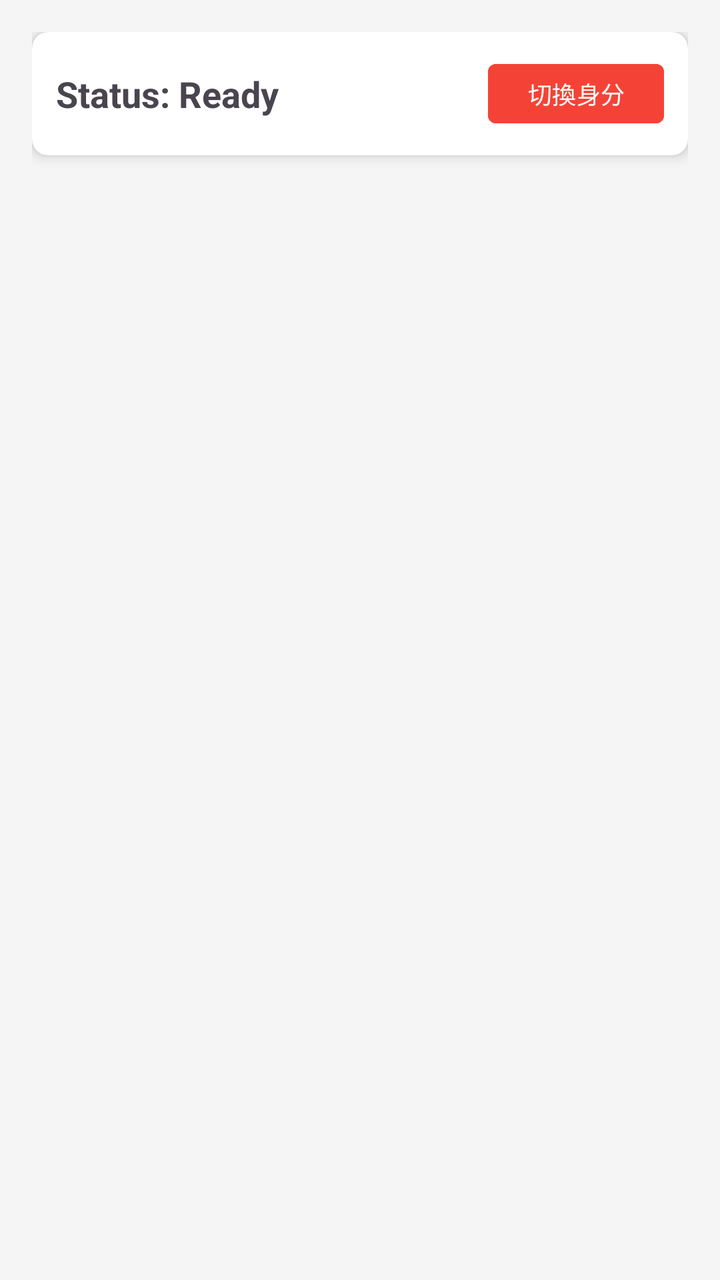
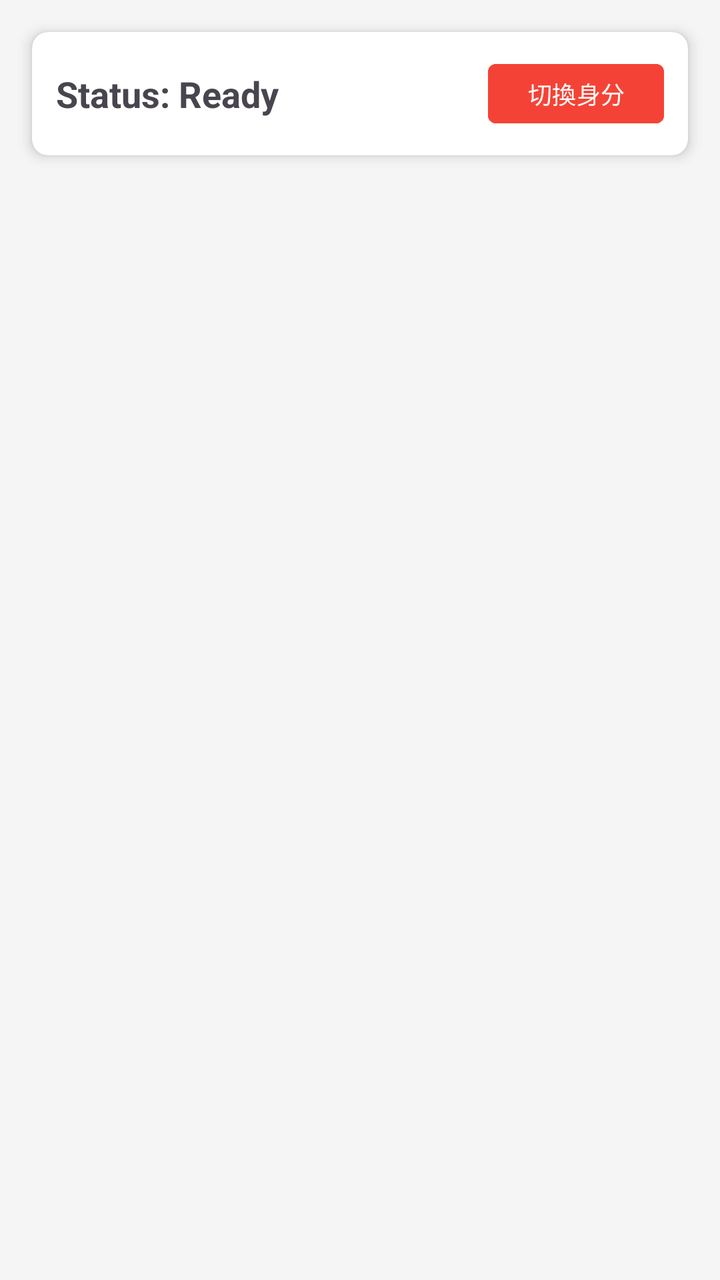

Two renders of the same Android screen: before a commit and after it. Below are the layout's source before the change and the commit's diff.
<!-- AndroidManifest.xml: application theme Theme.Bluetooth -->
<!-- res/layout/activity_main.xml -->
<?xml version="1.0" encoding="utf-8"?>
<androidx.constraintlayout.widget.ConstraintLayout xmlns:android="http://schemas.android.com/apk/res/android"
    xmlns:app="http://schemas.android.com/apk/res-auto"
    xmlns:tools="http://schemas.android.com/tools"
    android:id="@+id/main"
    android:layout_width="match_parent"
    android:layout_height="match_parent"
    android:background="#F5F5F5"
    android:padding="16dp"
    tools:context=".MainActivity">

    
    <androidx.cardview.widget.CardView
        android:id="@+id/top_bar"
        android:layout_width="match_parent"
        android:layout_height="wrap_content"
        app:cardCornerRadius="8dp"
        app:cardElevation="4dp"
        app:layout_constraintTop_toTopOf="parent">

        <androidx.constraintlayout.widget.ConstraintLayout
            android:layout_width="match_parent"
            android:layout_height="wrap_content"
            android:padding="12dp">

            <TextView
                android:id="@+id/status_textview"
                android:layout_width="0dp"
                android:layout_height="wrap_content"
                android:text="Status: Ready"
                android:textAppearance="@style/TextAppearance.AppCompat.Medium"
                android:textStyle="bold"
                app:layout_constraintBottom_toBottomOf="parent"
                app:layout_constraintEnd_toStartOf="@+id/back_to_role_selection"
                app:layout_constraintStart_toStartOf="parent"
                app:layout_constraintTop_toTopOf="parent" />

            <Button
                android:id="@+id/back_to_role_selection"
                android:layout_width="wrap_content"
                android:layout_height="wrap_content"
                android:backgroundTint="#F44336"
                android:minHeight="0dp"
                android:paddingLeft="12dp"
                android:paddingTop="6dp"
                android:paddingRight="12dp"
                android:paddingBottom="6dp"
                android:text="切換身分"
                android:textColor="#FFFFFF"
                android:textSize="12sp"
                app:cornerRadius="4dp"
                app:layout_constraintBottom_toBottomOf="parent"
                app:layout_constraintEnd_toEndOf="parent"
                app:layout_constraintTop_toTopOf="parent" />

        </androidx.constraintlayout.widget.ConstraintLayout>
    </androidx.cardview.widget.CardView>

    
    <androidx.constraintlayout.widget.Group
        android:id="@+id/student_group"
        android:layout_width="wrap_content"
        android:layout_height="wrap_content"
        android:visibility="gone"
        app:constraint_referenced_ids="student_card" />

    <androidx.cardview.widget.CardView
        android:id="@+id/student_card"
        android:layout_width="match_parent"
        android:layout_height="wrap_content"
        android:layout_marginTop="16dp"
        android:visibility="gone"
        app:cardCornerRadius="12dp"
        app:cardElevation="2dp"
        app:layout_constraintTop_toBottomOf="@id/top_bar">

        <LinearLayout
            android:layout_width="match_parent"
            android:layout_height="wrap_content"
            android:orientation="vertical"
            android:padding="20dp">

            <TextView
                android:layout_width="wrap_content"
                android:layout_height="wrap_content"
                android:text="點名簽到"
                android:textColor="#333333"
                android:textSize="20sp"
                android:textStyle="bold" />

            <TextView
                android:layout_width="wrap_content"
                android:layout_height="wrap_content"
                android:layout_marginTop="8dp"
                android:text="請依照格式輸入：學號+姓名(自動儲存)"
                android:textColor="#666666"
                android:textSize="14sp" />

            <EditText
                android:id="@+id/message_edittext"
                android:layout_width="match_parent"
                android:layout_height="wrap_content"
                android:layout_marginTop="12dp"
                android:background="@android:drawable/edit_text"
                android:hint="12345678ＯＯＯ"
                android:inputType="textShortMessage"
                android:maxLength="20"
                android:padding="12dp" />

            <Button
                android:id="@+id/broadcast_button"
                android:layout_width="match_parent"
                android:layout_height="60dp"
                android:layout_marginTop="20dp"
                android:backgroundTint="#2196F3"
                android:text="發送簽到訊息"
                android:textAllCaps="false"
                android:textColor="#FFFFFF"
                android:textSize="18sp"
                android:textStyle="bold"
                app:cornerRadius="12dp" />
        </LinearLayout>
    </androidx.cardview.widget.CardView>

    
    <androidx.constraintlayout.widget.Group
        android:id="@+id/teacher_group"
        android:layout_width="wrap_content"
        android:layout_height="wrap_content"
        android:visibility="gone"
        app:constraint_referenced_ids="teacher_controls_card,received_header,devices_listview,export_csv_button" />

    <androidx.cardview.widget.CardView
        android:id="@+id/teacher_controls_card"
        android:layout_width="match_parent"
        android:layout_height="wrap_content"
        android:layout_marginTop="16dp"
        android:visibility="gone"
        app:cardCornerRadius="12dp"
        app:cardElevation="2dp"
        app:layout_constraintTop_toBottomOf="@id/top_bar">

        <LinearLayout
            android:layout_width="match_parent"
            android:layout_height="wrap_content"
            android:orientation="vertical"
            android:padding="16dp">

            <ToggleButton
                android:id="@+id/scan_toggle_button"
                android:layout_width="match_parent"
                android:layout_height="wrap_content"
                android:backgroundTint="#3F51B5"
                android:textColor="#FFFFFF"
                android:textOff="開始接收點名"
                android:textOn="停止接收" />

            <Button
                android:id="@+id/go_to_heatmap_button"
                android:layout_width="match_parent"
                android:layout_height="wrap_content"
                android:layout_marginTop="8dp"
                android:backgroundTint="#FF9800"
                android:text="查看學生熱點圖"
                app:cornerRadius="8dp" />
        </LinearLayout>
    </androidx.cardview.widget.CardView>

    <TextView
        android:id="@+id/received_header"
        android:layout_width="wrap_content"
        android:layout_height="wrap_content"
        android:layout_marginTop="16dp"
        android:text="接收到的訊息列表："
        android:textStyle="bold"
        android:visibility="gone"
        app:layout_constraintTop_toBottomOf="@id/teacher_controls_card"
        app:layout_constraintStart_toStartOf="parent" />

    <Button
        android:id="@+id/export_csv_button"
        style="@style/Widget.AppCompat.Button.Small"
        android:layout_width="wrap_content"
        android:layout_height="wrap_content"
        android:text="匯出 CSV"
        android:visibility="gone"
        app:layout_constraintEnd_toEndOf="parent"
        app:layout_constraintTop_toTopOf="@id/received_header"
        app:layout_constraintBottom_toBottomOf="@id/received_header" />

    <ListView
        android:id="@+id/devices_listview"
        android:layout_width="0dp"
        android:layout_height="0dp"
        android:layout_marginTop="8dp"
        android:background="#FFFFFF"
        android:divider="#EEEEEE"
        android:dividerHeight="1dp"
        android:visibility="gone"
        app:layout_constraintBottom_toBottomOf="parent"
        app:layout_constraintEnd_toEndOf="parent"
        app:layout_constraintStart_toStartOf="parent"
        app:layout_constraintTop_toBottomOf="@id/received_header" />

</androidx.constraintlayout.widget.ConstraintLayout>
<!-- resources referenced by this layout -->
<resources>
  <style name="Theme.Bluetooth" parent="Base.Theme.Bluetooth" />
  <style name="Base.Theme.Bluetooth" parent="Theme.Material3.DayNight.NoActionBar">
          
          
      </style>
</resources>

<!-- the commit's change to res/layout/activity_main.xml (unified diff, before → after) -->
@@ -6,7 +6,6 @@
     android:layout_width="match_parent"
     android:layout_height="match_parent"
     android:background="#F5F5F5"
-    android:padding="16dp"
     tools:context=".MainActivity">
 
     
@@ -14,6 +13,7 @@
         android:id="@+id/top_bar"
         android:layout_width="match_parent"
         android:layout_height="wrap_content"
+        android:layout_margin="16dp"
         app:cardCornerRadius="8dp"
         app:cardElevation="4dp"
         app:layout_constraintTop_toTopOf="parent">
@@ -57,18 +57,11 @@
     </androidx.cardview.widget.CardView>
 
     
-    <androidx.constraintlayout.widget.Group
-        android:id="@+id/student_group"
-        android:layout_width="wrap_content"
-        android:layout_height="wrap_content"
-        android:visibility="gone"
-        app:constraint_referenced_ids="student_card" />
-
     <androidx.cardview.widget.CardView
         android:id="@+id/student_card"
         android:layout_width="match_parent"
         android:layout_height="wrap_content"
-        android:layout_marginTop="16dp"
+        android:layout_margin="16dp"
         android:visibility="gone"
         app:cardCornerRadius="12dp"
         app:cardElevation="2dp"
@@ -123,83 +116,46 @@
     </androidx.cardview.widget.CardView>
 
     
-    <androidx.constraintlayout.widget.Group
-        android:id="@+id/teacher_group"
-        android:layout_width="wrap_content"
-        android:layout_height="wrap_content"
+    <androidx.constraintlayout.widget.ConstraintLayout
+        android:id="@+id/teacher_pager_container"
+        android:layout_width="match_parent"
+        android:layout_height="0dp"
         android:visibility="gone"
-        app:constraint_referenced_ids="teacher_controls_card,received_header,devices_listview,export_csv_button" />
-
-    <androidx.cardview.widget.CardView
-        android:id="@+id/teacher_controls_card"
-        android:layout_width="match_parent"
-        android:layout_height="wrap_content"
-        android:layout_marginTop="16dp"
-        android:visibility="gone"
-        app:cardCornerRadius="12dp"
-        app:cardElevation="2dp"
+        app:layout_constraintBottom_toBottomOf="parent"
         app:layout_constraintTop_toBottomOf="@id/top_bar">
 
+        <androidx.viewpager2.widget.ViewPager2
+            android:id="@+id/teacher_view_pager"
+            android:layout_width="match_parent"
+            android:layout_height="0dp"
+            app:layout_constraintBottom_toTopOf="@+id/dot_indicator_layout"
+            app:layout_constraintTop_toTopOf="parent" />
+
         <LinearLayout
-            android:layout_width="match_parent"
+            android:id="@+id/dot_indicator_layout"
+            android:layout_width="wrap_content"
             android:layout_height="wrap_content"
-            android:orientation="vertical"
-            android:padding="16dp">
+            android:layout_marginBottom="16dp"
+            android:gravity="center"
+            android:orientation="horizontal"
+            app:layout_constraintBottom_toBottomOf="parent"
+            app:layout_constraintEnd_toEndOf="parent"
+            app:layout_constraintStart_toStartOf="parent">
 
-            <ToggleButton
-                android:id="@+id/scan_toggle_button"
-                android:layout_width="match_parent"
-                android:layout_height="wrap_content"
-                android:backgroundTint="#3F51B5"
-                android:textColor="#FFFFFF"
-                android:textOff="開始接收點名"
-                android:textOn="停止接收" />
+            <ImageView
+                android:id="@+id/dot1"
+                android:layout_width="12dp"
+                android:layout_height="12dp"
+                android:layout_margin="4dp"
+                android:src="@drawable/dot_filled" />
 
-            <Button
-                android:id="@+id/go_to_heatmap_button"
-                android:layout_width="match_parent"
-                android:layout_height="wrap_content"
-                android:layout_marginTop="8dp"
-                android:backgroundTint="#FF9800"
-                android:text="查看學生熱點圖"
-                app:cornerRadius="8dp" />
+            <ImageView
+                android:id="@+id/dot2"
+                android:layout_width="12dp"
+                android:layout_height="12dp"
+                android:layout_margin="4dp"
+                android:src="@drawable/dot_empty" />
         </LinearLayout>
-    </androidx.cardview.widget.CardView>
-
-    <TextView
-        android:id="@+id/received_header"
-        android:layout_width="wrap_content"
-        android:layout_height="wrap_content"
-        android:layout_marginTop="16dp"
-        android:text="接收到的訊息列表："
-        android:textStyle="bold"
-        android:visibility="gone"
-        app:layout_constraintTop_toBottomOf="@id/teacher_controls_card"
-        app:layout_constraintStart_toStartOf="parent" />
-
-    <Button
-        android:id="@+id/export_csv_button"
-        style="@style/Widget.AppCompat.Button.Small"
-        android:layout_width="wrap_content"
-        android:layout_height="wrap_content"
-        android:text="匯出 CSV"
-        android:visibility="gone"
-        app:layout_constraintEnd_toEndOf="parent"
-        app:layout_constraintTop_toTopOf="@id/received_header"
-        app:layout_constraintBottom_toBottomOf="@id/received_header" />
-
-    <ListView
-        android:id="@+id/devices_listview"
-        android:layout_width="0dp"
-        android:layout_height="0dp"
-        android:layout_marginTop="8dp"
-        android:background="#FFFFFF"
-        android:divider="#EEEEEE"
-        android:dividerHeight="1dp"
-        android:visibility="gone"
-        app:layout_constraintBottom_toBottomOf="parent"
-        app:layout_constraintEnd_toEndOf="parent"
-        app:layout_constraintStart_toStartOf="parent"
-        app:layout_constraintTop_toBottomOf="@id/received_header" />
+    </androidx.constraintlayout.widget.ConstraintLayout>
 
 </androidx.constraintlayout.widget.ConstraintLayout>
<!-- resource entries referenced after the edit -->
@@ -1,5 +1,19 @@
 <!-- resources referenced by this layout -->
 <resources>
+  <!-- drawable dot_empty (drawable) -->
+  <?xml version="1.0" encoding="utf-8"?>
+  <shape xmlns:android="http://schemas.android.com/apk/res/android"
+      android:shape="oval">
+      <stroke android:width="1dp" android:color="#3F51B5" />
+      <size android:width="8dp" android:height="8dp" />
+  </shape>
+  <!-- drawable dot_filled (drawable) -->
+  <?xml version="1.0" encoding="utf-8"?>
+  <shape xmlns:android="http://schemas.android.com/apk/res/android"
+      android:shape="oval">
+      <solid android:color="#3F51B5" />
+      <size android:width="8dp" android:height="8dp" />
+  </shape>
   <style name="Theme.Bluetooth" parent="Base.Theme.Bluetooth" />
   <style name="Base.Theme.Bluetooth" parent="Theme.Material3.DayNight.NoActionBar">
           
